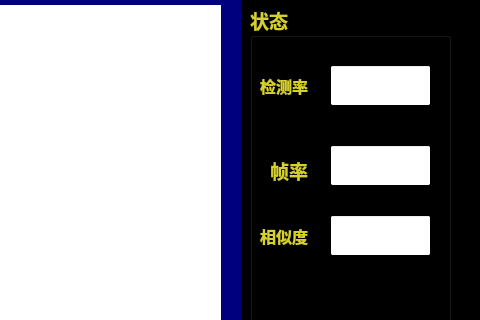
IrvingShu/facesystemView, file test.ui: the form before one commit; both pictures show x 640 to 1120 and y 115 to 435 of the 1120 by 750 pixel window.
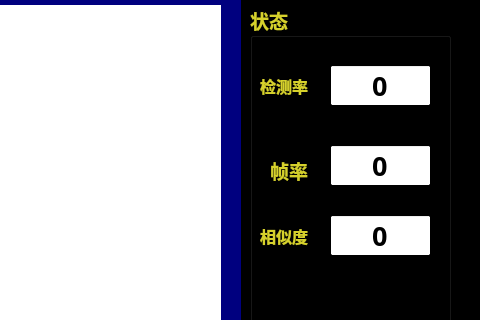
The form after the commit.

```diff
--- a/test.ui
+++ b/test.ui
@@ -449,6 +449,23 @@
           <height>41</height>
          </rect>
         </property>
+        <property name="font">
+         <font>
+          <pointsize>20</pointsize>
+         </font>
+        </property>
+        <property name="text">
+         <string>0</string>
+        </property>
+        <property name="echoMode">
+         <enum>QLineEdit::Normal</enum>
+        </property>
+        <property name="alignment">
+         <set>Qt::AlignCenter</set>
+        </property>
+        <property name="readOnly">
+         <bool>true</bool>
+        </property>
        </widget>
        <widget class="QLineEdit" name="framelineEdit">
         <property name="geometry">
@@ -459,6 +476,23 @@
           <height>41</height>
          </rect>
         </property>
+        <property name="font">
+         <font>
+          <pointsize>20</pointsize>
+         </font>
+        </property>
+        <property name="text">
+         <string>0</string>
+        </property>
+        <property name="echoMode">
+         <enum>QLineEdit::Normal</enum>
+        </property>
+        <property name="alignment">
+         <set>Qt::AlignCenter</set>
+        </property>
+        <property name="readOnly">
+         <bool>true</bool>
+        </property>
        </widget>
        <widget class="QLabel" name="label_4">
         <property name="geometry">
@@ -487,6 +521,23 @@
           <height>41</height>
          </rect>
         </property>
+        <property name="font">
+         <font>
+          <pointsize>20</pointsize>
+         </font>
+        </property>
+        <property name="text">
+         <string>0</string>
+        </property>
+        <property name="echoMode">
+         <enum>QLineEdit::Normal</enum>
+        </property>
+        <property name="alignment">
+         <set>Qt::AlignCenter</set>
+        </property>
+        <property name="readOnly">
+         <bool>true</bool>
+        </property>
        </widget>
       </widget>
      </widget>
```
